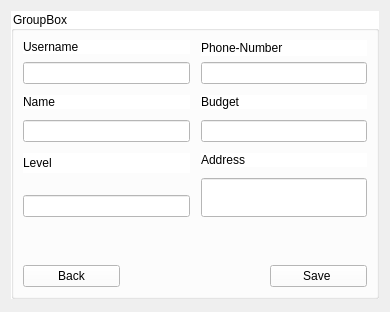
Before: the Qt Designer form Login_And_Admin/changeprofile.ui in AP-projects-4001/esm-nadarim, drawn with Qt 5.
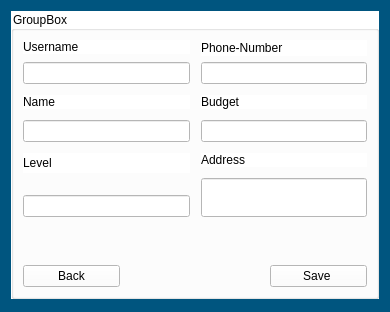
After: the same form once the commit is applied.

```diff
--- a/Login_And_Admin/changeprofile.ui
+++ b/Login_And_Admin/changeprofile.ui
@@ -13,6 +13,9 @@
   <property name="windowTitle">
    <string>Form</string>
   </property>
+  <property name="styleSheet">
+   <string notr="true">background-color: rgb(0, 85, 127);</string>
+  </property>
   <layout class="QVBoxLayout" name="verticalLayout_11">
    <property name="bottomMargin">
     <number>13</number>
```
